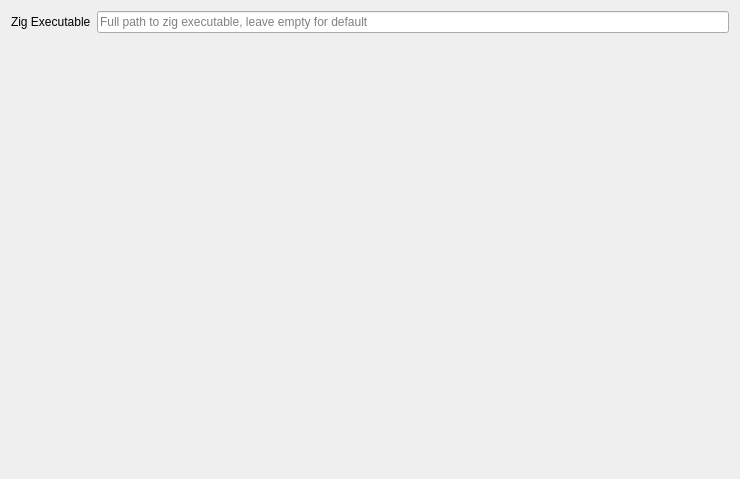
This is projectconfig/projectconfig.ui in frmdstryr/kdev-zig as Qt 5 draws it before an edit. The edited form follows.
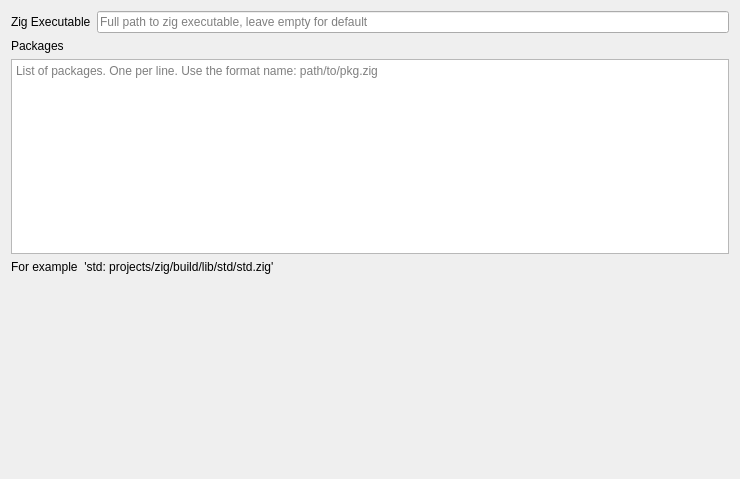
This is the edited form.

Commit message: Support packages in project config, cache builtin types, fix nested classs fns

```diff
--- a/projectconfig/projectconfig.ui
+++ b/projectconfig/projectconfig.ui
@@ -29,6 +29,27 @@
      </item>
     </layout>
    </item>
+   <item>
+    <widget class="QLabel" name="label_2">
+     <property name="text">
+      <string>Packages</string>
+     </property>
+    </widget>
+   </item>
+   <item>
+    <widget class="QTextEdit" name="zigPackages">
+     <property name="placeholderText">
+      <string>List of packages. One per line. Use the format name: path/to/pkg.zig</string>
+     </property>
+    </widget>
+   </item>
+   <item>
+    <widget class="QLabel" name="label_3">
+     <property name="text">
+      <string>For example  'std: projects/zig/build/lib/std/std.zig'</string>
+     </property>
+    </widget>
+   </item>
    <item>
     <spacer name="verticalSpacer">
      <property name="orientation">
```
The commit also changes 11 other files.
